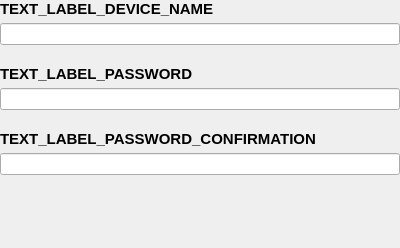
Before: the Qt Designer form parsec/core/gui/forms/create_org_device_info_widget.ui in Scille/parsec-cloud, drawn with Qt 5.
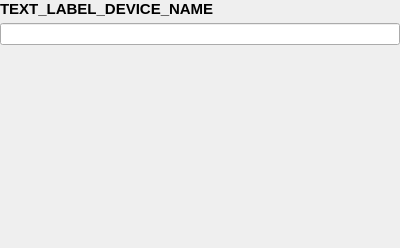
After: the same form once the commit is applied. Custom widgets are drawn as their Qt base class.

Commit message: [GUI] Add input fields verification and better handling of password confirmation

Patch:
```diff
--- a/parsec/core/gui/forms/create_org_device_info_widget.ui
+++ b/parsec/core/gui/forms/create_org_device_info_widget.ui
@@ -67,111 +67,7 @@
     </layout>
    </item>
    <item>
-    <widget class="QWidget" name="widget_password" native="true">
-     <layout class="QVBoxLayout" name="verticalLayout_3">
-      <property name="spacing">
-       <number>20</number>
-      </property>
-      <property name="leftMargin">
-       <number>0</number>
-      </property>
-      <property name="topMargin">
-       <number>0</number>
-      </property>
-      <property name="rightMargin">
-       <number>0</number>
-      </property>
-      <property name="bottomMargin">
-       <number>0</number>
-      </property>
-      <item>
-       <layout class="QVBoxLayout" name="verticalLayout_12">
-        <property name="spacing">
-         <number>5</number>
-        </property>
-        <item>
-         <widget class="QLabel" name="label_password">
-          <property name="font">
-           <font>
-            <pointsize>11</pointsize>
-            <weight>75</weight>
-            <bold>true</bold>
-           </font>
-          </property>
-          <property name="text">
-           <string>TEXT_LABEL_PASSWORD</string>
-          </property>
-          <property name="alignment">
-           <set>Qt::AlignLeading|Qt::AlignLeft|Qt::AlignVCenter</set>
-          </property>
-         </widget>
-        </item>
-        <item>
-         <widget class="QLineEdit" name="line_edit_password">
-          <property name="minimumSize">
-           <size>
-            <width>0</width>
-            <height>0</height>
-           </size>
-          </property>
-          <property name="text">
-           <string/>
-          </property>
-          <property name="echoMode">
-           <enum>QLineEdit::Password</enum>
-          </property>
-          <property name="placeholderText">
-           <string/>
-          </property>
-         </widget>
-        </item>
-       </layout>
-      </item>
-      <item>
-       <layout class="QVBoxLayout" name="verticalLayout_13">
-        <property name="spacing">
-         <number>5</number>
-        </property>
-        <item>
-         <widget class="QLabel" name="label_confirmation">
-          <property name="font">
-           <font>
-            <pointsize>11</pointsize>
-            <weight>75</weight>
-            <bold>true</bold>
-           </font>
-          </property>
-          <property name="text">
-           <string>TEXT_LABEL_PASSWORD_CONFIRMATION</string>
-          </property>
-          <property name="alignment">
-           <set>Qt::AlignLeading|Qt::AlignLeft|Qt::AlignVCenter</set>
-          </property>
-         </widget>
-        </item>
-        <item>
-         <widget class="QLineEdit" name="line_edit_password_check">
-          <property name="minimumSize">
-           <size>
-            <width>0</width>
-            <height>0</height>
-           </size>
-          </property>
-          <property name="echoMode">
-           <enum>QLineEdit::Password</enum>
-          </property>
-          <property name="placeholderText">
-           <string/>
-          </property>
-         </widget>
-        </item>
-       </layout>
-      </item>
-      <item>
-       <layout class="QHBoxLayout" name="layout_password_strength"/>
-      </item>
-     </layout>
-    </widget>
+    <widget class="PasswordChoiceWidget" name="widget_password" native="true"/>
    </item>
    <item>
     <spacer name="verticalSpacer">
@@ -188,6 +84,19 @@
    </item>
   </layout>
  </widget>
+ <customwidgets>
+  <customwidget>
+   <class>PasswordChoiceWidget</class>
+   <extends>QWidget</extends>
+   <header>parsec.core.gui.password_validation</header>
+   <container>1</container>
+  </customwidget>
+  <customwidget>
+   <class>ValidatedLineEdit</class>
+   <extends>QLineEdit</extends>
+   <header>parsec.core.gui.input_widgets</header>
+  </customwidget>
+ </customwidgets>
  <resources/>
  <connections/>
 </ui>
```
Left out of the diff: 2 changed lines with no effect on the pictures. The commit also changes 28 other files.
